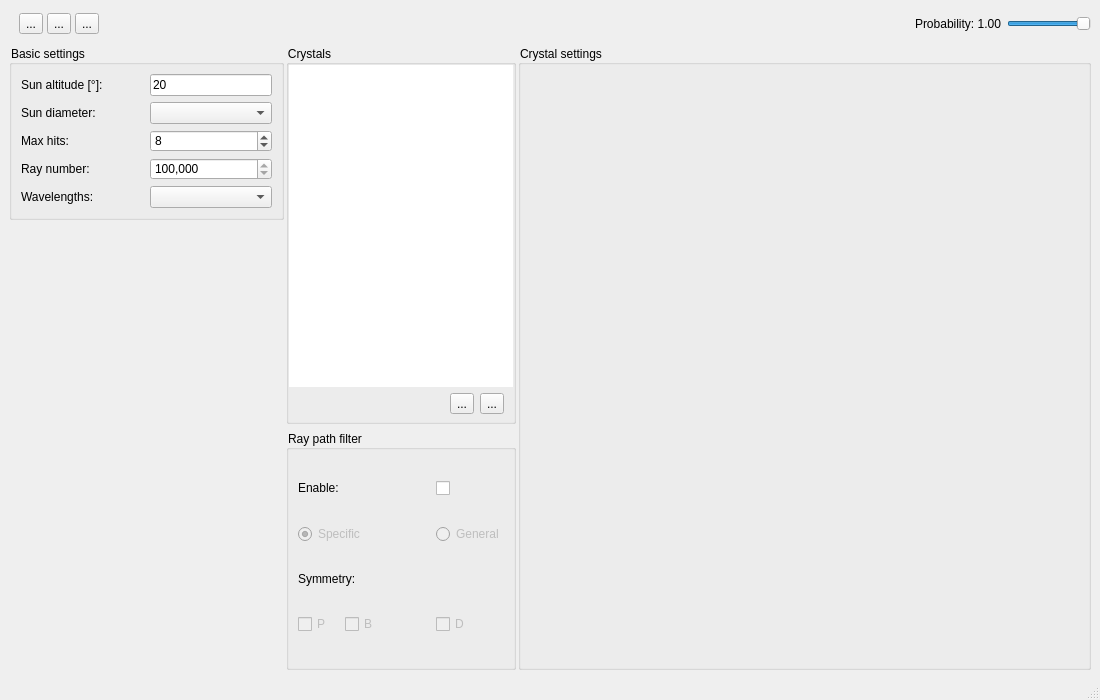
The window that cpp/FastHalo/mainwindow.ui (LoveDaisy/ice_halo_sim) describes before a commit, drawn with Qt 5.
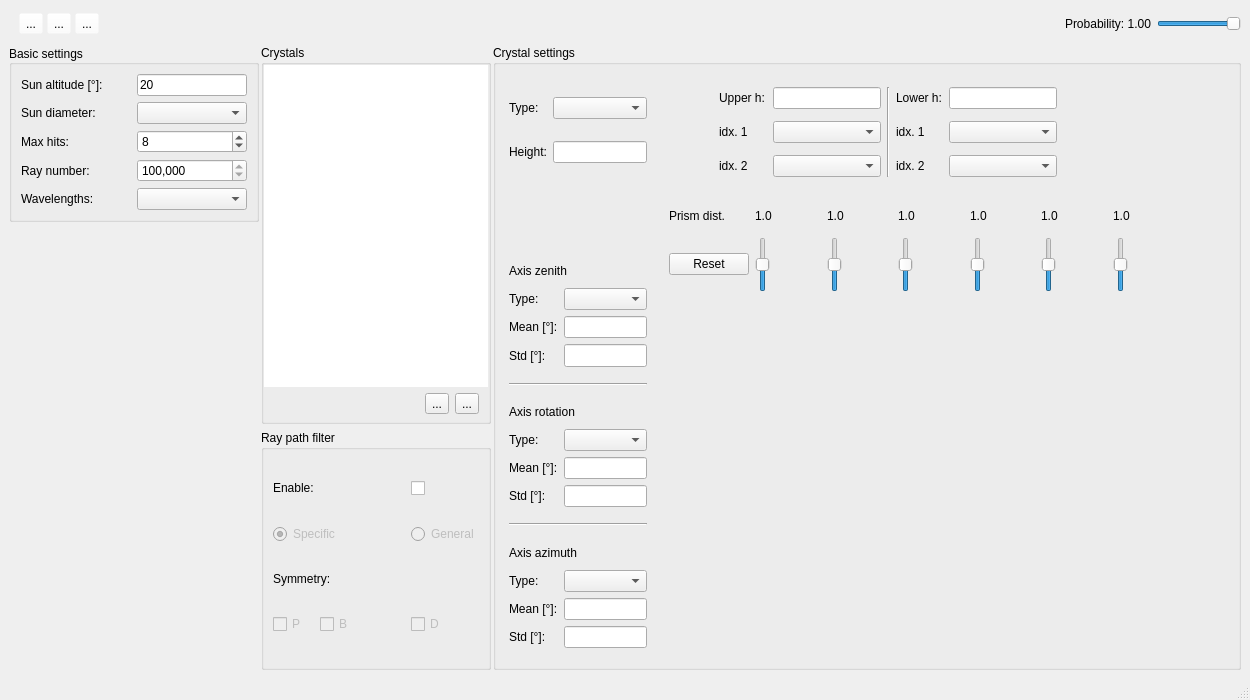
The same window after the commit.

What changed in the file:
```diff
--- a/cpp/FastHalo/mainwindow.ui
+++ b/cpp/FastHalo/mainwindow.ui
@@ -6,7 +6,7 @@
    <rect>
     <x>0</x>
     <y>0</y>
-    <width>1100</width>
+    <width>1250</width>
     <height>700</height>
    </rect>
   </property>
@@ -14,13 +14,7 @@
    <string>FastHalo</string>
   </property>
   <property name="styleSheet">
-   <string notr="true">QMainWindow QGroupBox::title {
-	font-size: 11px;
-}
-
-QMainWindow QGroupBox {
-	border-width: 5px 2px;
-}</string>
+   <string notr="true"/>
   </property>
   <widget class="QWidget" name="centralwidget">
    <property name="styleSheet">
@@ -147,10 +141,7 @@
        </palette>
       </property>
       <property name="styleSheet">
-       <string notr="true">QFrame#toolbarFrame {
-	background-color: rgba(255, 255, 255, 0);
-	border-width: 0px;
-}</string>
+       <string notr="true"/>
       </property>
       <property name="frameShape">
        <enum>QFrame::StyledPanel</enum>
@@ -297,7 +288,7 @@
       </property>
       <property name="minimumSize">
        <size>
-        <width>275</width>
+        <width>250</width>
         <height>0</height>
        </size>
       </property>
@@ -443,111 +434,12 @@
       </layout>
      </widget>
     </item>
-    <item row="1" column="1">
-     <widget class="QGroupBox" name="crystalsGroup">
-      <property name="sizePolicy">
-       <sizepolicy hsizetype="Preferred" vsizetype="Preferred">
-        <horstretch>0</horstretch>
-        <verstretch>0</verstretch>
-       </sizepolicy>
-      </property>
-      <property name="minimumSize">
-       <size>
-        <width>0</width>
-        <height>0</height>
-       </size>
-      </property>
-      <property name="maximumSize">
-       <size>
-        <width>230</width>
-        <height>16777215</height>
-       </size>
-      </property>
-      <property name="title">
-       <string>Crystals</string>
-      </property>
-      <layout class="QVBoxLayout" name="verticalLayout">
-       <property name="spacing">
-        <number>2</number>
-       </property>
-       <property name="leftMargin">
-        <number>0</number>
-       </property>
-       <property name="topMargin">
-        <number>0</number>
-       </property>
-       <property name="rightMargin">
-        <number>0</number>
-       </property>
-       <property name="bottomMargin">
-        <number>2</number>
-       </property>
-       <item>
-        <widget class="QTableView" name="crystalsTable">
-         <property name="sizePolicy">
-          <sizepolicy hsizetype="Expanding" vsizetype="Expanding">
-           <horstretch>0</horstretch>
-           <verstretch>0</verstretch>
-          </sizepolicy>
-         </property>
-         <property name="frameShape">
-          <enum>QFrame::NoFrame</enum>
-         </property>
-         <property name="frameShadow">
-          <enum>QFrame::Plain</enum>
-         </property>
-        </widget>
-       </item>
-       <item alignment="Qt::AlignRight">
-        <widget class="QFrame" name="crystalsButtonFrame">
-         <property name="minimumSize">
-          <size>
-           <width>30</width>
-           <height>30</height>
-          </size>
-         </property>
-         <property name="frameShape">
-          <enum>QFrame::NoFrame</enum>
-         </property>
-         <property name="frameShadow">
-          <enum>QFrame::Plain</enum>
-         </property>
-         <layout class="QHBoxLayout" name="horizontalLayout_2">
-          <property name="leftMargin">
-           <number>12</number>
-          </property>
-          <property name="topMargin">
-           <number>0</number>
-          </property>
-          <property name="bottomMargin">
-           <number>0</number>
-          </property>
-          <item>
-           <widget class="QToolButton" name="crystalsRemoveButton">
-            <property name="text">
-             <string>...</string>
-            </property>
-           </widget>
-          </item>
-          <item>
-           <widget class="QToolButton" name="crystalsAddButton">
-            <property name="text">
-             <string>...</string>
-            </property>
-           </widget>
-          </item>
-         </layout>
-        </widget>
-       </item>
-      </layout>
-     </widget>
-    </item>
     <item row="1" column="2" rowspan="3" colspan="4">
      <widget class="QGroupBox" name="crystalSettingGroup">
       <property name="sizePolicy">
-       <sizepolicy hsizetype="Expanding" vsizetype="MinimumExpanding">
+       <sizepolicy hsizetype="Expanding" vsizetype="Expanding">
         <horstretch>1</horstretch>
-        <verstretch>0</verstretch>
+        <verstretch>1</verstretch>
        </sizepolicy>
       </property>
       <property name="minimumSize">
@@ -559,9 +451,883 @@
       <property name="title">
        <string>Crystal settings</string>
       </property>
+      <widget class="QWidget" name="crystalTypePanel" native="true">
+       <property name="enabled">
+        <bool>true</bool>
+       </property>
+       <property name="geometry">
+        <rect>
+         <x>10</x>
+         <y>30</y>
+         <width>150</width>
+         <height>111</height>
+        </rect>
+       </property>
+       <property name="sizePolicy">
+        <sizepolicy hsizetype="Minimum" vsizetype="Minimum">
+         <horstretch>0</horstretch>
+         <verstretch>0</verstretch>
+        </sizepolicy>
+       </property>
+       <property name="minimumSize">
+        <size>
+         <width>0</width>
+         <height>0</height>
+        </size>
+       </property>
+       <property name="maximumSize">
+        <size>
+         <width>180</width>
+         <height>16777215</height>
+        </size>
+       </property>
+       <layout class="QGridLayout" name="gridLayout_4">
+        <property name="leftMargin">
+         <number>6</number>
+        </property>
+        <property name="topMargin">
+         <number>6</number>
+        </property>
+        <property name="rightMargin">
+         <number>6</number>
+        </property>
+        <property name="bottomMargin">
+         <number>6</number>
+        </property>
+        <item row="1" column="0">
+         <widget class="QLabel" name="crystalHeightLabel">
+          <property name="text">
+           <string>Height:</string>
+          </property>
+         </widget>
+        </item>
+        <item row="0" column="0">
+         <widget class="QLabel" name="crystalTypeLabel">
+          <property name="text">
+           <string>Type:</string>
+          </property>
+         </widget>
+        </item>
+        <item row="1" column="1" colspan="2">
+         <widget class="QLineEdit" name="crystalHeightEdit">
+          <property name="sizePolicy">
+           <sizepolicy hsizetype="Preferred" vsizetype="Fixed">
+            <horstretch>0</horstretch>
+            <verstretch>0</verstretch>
+           </sizepolicy>
+          </property>
+         </widget>
+        </item>
+        <item row="0" column="1" colspan="2">
+         <widget class="QComboBox" name="crystalTypeComboBox"/>
+        </item>
+       </layout>
+      </widget>
+      <widget class="QWidget" name="crystalAxisPanel" native="true">
+       <property name="geometry">
+        <rect>
+         <x>10</x>
+         <y>209</y>
+         <width>150</width>
+         <height>400</height>
+        </rect>
+       </property>
+       <property name="sizePolicy">
+        <sizepolicy hsizetype="Minimum" vsizetype="Preferred">
+         <horstretch>0</horstretch>
+         <verstretch>0</verstretch>
+        </sizepolicy>
+       </property>
+       <property name="minimumSize">
+        <size>
+         <width>0</width>
+         <height>0</height>
+        </size>
+       </property>
+       <property name="maximumSize">
+        <size>
+         <width>180</width>
+         <height>16777215</height>
+        </size>
+       </property>
+       <layout class="QGridLayout" name="gridLayout_5">
+        <property name="leftMargin">
+         <number>6</number>
+        </property>
+        <property name="topMargin">
+         <number>6</number>
+        </property>
+        <property name="rightMargin">
+         <number>6</number>
+        </property>
+        <property name="bottomMargin">
+         <number>6</number>
+        </property>
+        <item row="0" column="0" colspan="2">
+         <widget class="QLabel" name="axisZenithLabel">
+          <property name="sizePolicy">
+           <sizepolicy hsizetype="Preferred" vsizetype="Preferred">
+            <horstretch>0</horstretch>
+            <verstretch>0</verstretch>
+           </sizepolicy>
+          </property>
+          <property name="text">
+           <string>Axis zenith</string>
+          </property>
+         </widget>
+        </item>
+        <item row="1" column="0">
+         <widget class="QLabel" name="axisZenithTypeLabel">
+          <property name="sizePolicy">
+           <sizepolicy hsizetype="Preferred" vsizetype="Preferred">
+            <horstretch>0</horstretch>
+            <verstretch>0</verstretch>
+           </sizepolicy>
+          </property>
+          <property name="text">
+           <string>Type:</string>
+          </property>
+         </widget>
+        </item>
+        <item row="1" column="1">
+         <widget class="QComboBox" name="axisZenithTypeComboBox">
+          <property name="sizePolicy">
+           <sizepolicy hsizetype="Preferred" vsizetype="Preferred">
+            <horstretch>0</horstretch>
+            <verstretch>0</verstretch>
+           </sizepolicy>
+          </property>
+         </widget>
+        </item>
+        <item row="2" column="0">
+         <widget class="QLabel" name="axisZenithMeanLabel">
+          <property name="sizePolicy">
+           <sizepolicy hsizetype="Preferred" vsizetype="Preferred">
+            <horstretch>0</horstretch>
+            <verstretch>0</verstretch>
+           </sizepolicy>
+          </property>
+          <property name="text">
+           <string>Mean [°]:</string>
+          </property>
+         </widget>
+        </item>
+        <item row="2" column="1">
+         <widget class="QLineEdit" name="axisZenithMeanEdit">
+          <property name="sizePolicy">
+           <sizepolicy hsizetype="Preferred" vsizetype="Preferred">
+            <horstretch>0</horstretch>
+            <verstretch>0</verstretch>
+           </sizepolicy>
+          </property>
+         </widget>
+        </item>
+        <item row="3" column="0">
+         <widget class="QLabel" name="axisZenithStdLabel">
+          <property name="sizePolicy">
+           <sizepolicy hsizetype="Preferred" vsizetype="Preferred">
+            <horstretch>0</horstretch>
+            <verstretch>0</verstretch>
+           </sizepolicy>
+          </property>
+          <property name="text">
+           <string>Std [°]:</string>
+          </property>
+         </widget>
+        </item>
+        <item row="3" column="1">
+         <widget class="QLineEdit" name="axisZenithStdEdit">
+          <property name="sizePolicy">
+           <sizepolicy hsizetype="Preferred" vsizetype="Preferred">
+            <horstretch>0</horstretch>
+            <verstretch>0</verstretch>
+           </sizepolicy>
+          </property>
+         </widget>
+        </item>
+        <item row="4" column="0" colspan="2">
+         <widget class="Line" name="line">
+          <property name="sizePolicy">
+           <sizepolicy hsizetype="Minimum" vsizetype="Preferred">
+            <horstretch>0</horstretch>
+            <verstretch>0</verstretch>
+           </sizepolicy>
+          </property>
+          <property name="orientation">
+           <enum>Qt::Horizontal</enum>
+          </property>
+         </widget>
+        </item>
+        <item row="5" column="0" colspan="2">
+         <widget class="QLabel" name="axisRollLabel">
+          <property name="sizePolicy">
+           <sizepolicy hsizetype="Preferred" vsizetype="Preferred">
+            <horstretch>0</horstretch>
+            <verstretch>0</verstretch>
+           </sizepolicy>
+          </property>
+          <property name="text">
+           <string>Axis rotation</string>
+          </property>
+         </widget>
+        </item>
+        <item row="6" column="0">
+         <widget class="QLabel" name="axisRollTypeLabel">
+          <property name="sizePolicy">
+           <sizepolicy hsizetype="Preferred" vsizetype="Preferred">
+            <horstretch>0</horstretch>
+            <verstretch>0</verstretch>
+           </sizepolicy>
+          </property>
+          <property name="text">
+           <string>Type:</string>
+          </property>
+         </widget>
+        </item>
+        <item row="6" column="1">
+         <widget class="QComboBox" name="axisRollTypeComboBox">
+          <property name="sizePolicy">
+           <sizepolicy hsizetype="Preferred" vsizetype="Preferred">
+            <horstretch>0</horstretch>
+            <verstretch>0</verstretch>
+           </sizepolicy>
+          </property>
+         </widget>
+        </item>
+        <item row="7" column="0">
+         <widget class="QLabel" name="axisRollMeanLabel">
+          <property name="sizePolicy">
+           <sizepolicy hsizetype="Preferred" vsizetype="Preferred">
+            <horstretch>0</horstretch>
+            <verstretch>0</verstretch>
+           </sizepolicy>
+          </property>
+          <property name="text">
+           <string>Mean [°]:</string>
+          </property>
+         </widget>
+        </item>
+        <item row="7" column="1">
+         <widget class="QLineEdit" name="axisRollMeanEdit">
+          <property name="sizePolicy">
+           <sizepolicy hsizetype="Preferred" vsizetype="Preferred">
+            <horstretch>0</horstretch>
+            <verstretch>0</verstretch>
+           </sizepolicy>
+          </property>
+         </widget>
+        </item>
+        <item row="8" column="0">
+         <widget class="QLabel" name="axisRollStdLabel">
+          <property name="sizePolicy">
+           <sizepolicy hsizetype="Preferred" vsizetype="Preferred">
+            <horstretch>0</horstretch>
+            <verstretch>0</verstretch>
+           </sizepolicy>
+          </property>
+          <property name="text">
+           <string>Std [°]:</string>
+          </property>
+         </widget>
+        </item>
+        <item row="8" column="1">
+         <widget class="QLineEdit" name="axisRollStdEdit">
+          <property name="sizePolicy">
+           <sizepolicy hsizetype="Preferred" vsizetype="Preferred">
+            <horstretch>0</horstretch>
+            <verstretch>0</verstretch>
+           </sizepolicy>
+          </property>
+         </widget>
+        </item>
+        <item row="9" column="0" colspan="2">
+         <widget class="Line" name="line_2">
+          <property name="sizePolicy">
+           <sizepolicy hsizetype="Minimum" vsizetype="Preferred">
+            <horstretch>0</horstretch>
+            <verstretch>0</verstretch>
+           </sizepolicy>
+          </property>
+          <property name="orientation">
+           <enum>Qt::Horizontal</enum>
+          </property>
+         </widget>
+        </item>
+        <item row="10" column="0" colspan="2">
+         <widget class="QLabel" name="axisAzimuthLabel">
+          <property name="sizePolicy">
+           <sizepolicy hsizetype="Preferred" vsizetype="Preferred">
+            <horstretch>0</horstretch>
+            <verstretch>0</verstretch>
+           </sizepolicy>
+          </property>
+          <property name="text">
+           <string>Axis azimuth</string>
+          </property>
+         </widget>
+        </item>
+        <item row="11" column="0">
+         <widget class="QLabel" name="axisAzimuthTypeLabel">
+          <property name="sizePolicy">
+           <sizepolicy hsizetype="Preferred" vsizetype="Preferred">
+            <horstretch>0</horstretch>
+            <verstretch>0</verstretch>
+           </sizepolicy>
+          </property>
+          <property name="text">
+           <string>Type:</string>
+          </property>
+         </widget>
+        </item>
+        <item row="11" column="1">
+         <widget class="QComboBox" name="axisAzimuthTypeComboBox">
+          <property name="sizePolicy">
+           <sizepolicy hsizetype="Preferred" vsizetype="Preferred">
+            <horstretch>0</horstretch>
+            <verstretch>0</verstretch>
+           </sizepolicy>
+          </property>
+         </widget>
+        </item>
+        <item row="12" column="0">
+         <widget class="QLabel" name="axisAzimuthMeanLabel">
+          <property name="sizePolicy">
+           <sizepolicy hsizetype="Preferred" vsizetype="Preferred">
+            <horstretch>0</horstretch>
+            <verstretch>0</verstretch>
+           </sizepolicy>
+          </property>
+          <property name="text">
+           <string>Mean [°]:</string>
+          </property>
+         </widget>
+        </item>
+        <item row="12" column="1">
+         <widget class="QLineEdit" name="axisAzimuthMeanEdit">
+          <property name="sizePolicy">
+           <sizepolicy hsizetype="Preferred" vsizetype="Preferred">
+            <horstretch>0</horstretch>
+            <verstretch>0</verstretch>
+           </sizepolicy>
+          </property>
+         </widget>
+        </item>
+        <item row="13" column="0">
+         <widget class="QLabel" name="axisAzimuthStdLabel">
+          <property name="sizePolicy">
+           <sizepolicy hsizetype="Preferred" vsizetype="Preferred">
+            <horstretch>0</horstretch>
+            <verstretch>0</verstretch>
+           </sizepolicy>
+          </property>
+          <property name="text">
+           <string>Std [°]:</string>
+          </property>
+         </widget>
+        </item>
+        <item row="13" column="1">
+         <widget class="QLineEdit" name="axisAzimuthStdEdit">
+          <property name="sizePolicy">
+           <sizepolicy hsizetype="Expanding" vsizetype="Preferred">
+            <horstretch>0</horstretch>
+            <verstretch>0</verstretch>
+           </sizepolicy>
+          </property>
+         </widget>
+        </item>
+       </layout>
+      </widget>
+      <widget class="QWidget" name="crystalPrismDistancePanel" native="true">
+       <property name="geometry">
+        <rect>
+         <x>170</x>
+         <y>150</y>
+         <width>521</width>
+         <height>111</height>
+        </rect>
+       </property>
+       <property name="sizePolicy">
+        <sizepolicy hsizetype="Preferred" vsizetype="Minimum">
+         <horstretch>0</horstretch>
+         <verstretch>0</verstretch>
+        </sizepolicy>
+       </property>
+       <layout class="QGridLayout" name="gridLayout_3">
+        <property name="leftMargin">
+         <number>6</number>
+        </property>
+        <property name="topMargin">
+         <number>6</number>
+        </property>
+        <property name="rightMargin">
+         <number>6</number>
+        </property>
+        <property name="bottomMargin">
+         <number>6</number>
+        </property>
+        <item row="0" column="0">
+         <widget class="QLabel" name="crystalPrismDistanceTitle">
+          <property name="minimumSize">
+           <size>
+            <width>0</width>
+            <height>0</height>
+           </size>
+          </property>
+          <property name="text">
+           <string>Prism dist.</string>
+          </property>
+         </widget>
+        </item>
+        <item row="0" column="1">
+         <widget class="QLabel" name="crystalPrismDistanceLabel1">
+          <property name="sizePolicy">
+           <sizepolicy hsizetype="Expanding" vsizetype="Fixed">
+            <horstretch>0</horstretch>
+            <verstretch>0</verstretch>
+           </sizepolicy>
+          </property>
+          <property name="minimumSize">
+           <size>
+            <width>25</width>
+            <height>0</height>
+           </size>
+          </property>
+          <property name="text">
+           <string>1.0</string>
+          </property>
+          <property name="alignment">
+           <set>Qt::AlignLeading|Qt::AlignLeft|Qt::AlignVCenter</set>
+          </property>
+         </widget>
+        </item>
+        <item row="0" column="2">
+         <widget class="QLabel" name="crystalPrismDistanceLabel2">
+          <property name="sizePolicy">
+           <sizepolicy hsizetype="Expanding" vsizetype="Fixed">
+            <horstretch>0</horstretch>
+            <verstretch>0</verstretch>
+           </sizepolicy>
+          </property>
+          <property name="minimumSize">
+           <size>
+            <width>25</width>
+            <height>0</height>
+           </size>
+          </property>
+          <property name="text">
+           <string>1.0</string>
+          </property>
+          <property name="alignment">
+           <set>Qt::AlignLeading|Qt::AlignLeft|Qt::AlignVCenter</set>
+          </property>
+         </widget>
+        </item>
+        <item row="0" column="3">
+         <widget class="QLabel" name="crystalPrismDistanceLabel3">
+          <property name="sizePolicy">
+           <sizepolicy hsizetype="Expanding" vsizetype="Fixed">
+            <horstretch>0</horstretch>
+            <verstretch>0</verstretch>
+           </sizepolicy>
+          </property>
+          <property name="minimumSize">
+           <size>
+            <width>25</width>
+            <height>0</height>
+           </size>
+          </property>
+          <property name="text">
+           <string>1.0</string>
+          </property>
+          <property name="alignment">
+           <set>Qt::AlignLeading|Qt::AlignLeft|Qt::AlignVCenter</set>
+          </property>
+         </widget>
+        </item>
+        <item row="0" column="4">
+         <widget class="QLabel" name="crystalPrismDistanceLabel4">
+          <property name="sizePolicy">
+           <sizepolicy hsizetype="Expanding" vsizetype="Fixed">
+            <horstretch>0</horstretch>
+            <verstretch>0</verstretch>
+           </sizepolicy>
+          </property>
+          <property name="minimumSize">
+           <size>
+            <width>25</width>
+            <height>0</height>
+           </size>
+          </property>
+          <property name="text">
+           <string>1.0</string>
+          </property>
+          <property name="alignment">
+           <set>Qt::AlignLeading|Qt::AlignLeft|Qt::AlignVCenter</set>
+          </property>
+         </widget>
+        </item>
+        <item row="0" column="5">
+         <widget class="QLabel" name="crystalPrismDistanceLabel5">
+          <property name="sizePolicy">
+           <sizepolicy hsizetype="Expanding" vsizetype="Fixed">
+            <horstretch>0</horstretch>
+            <verstretch>0</verstretch>
+           </sizepolicy>
+          </property>
+          <property name="minimumSize">
+           <size>
+            <width>25</width>
+            <height>0</height>
+           </size>
+          </property>
+          <property name="text">
+           <string>1.0</string>
+          </property>
+          <property name="alignment">
+           <set>Qt::AlignLeading|Qt::AlignLeft|Qt::AlignVCenter</set>
+          </property>
+         </widget>
+        </item>
+        <item row="0" column="6">
+         <widget class="QLabel" name="crystalPrismDistanceLabel6">
+          <property name="sizePolicy">
+           <sizepolicy hsizetype="Expanding" vsizetype="Fixed">
+            <horstretch>0</horstretch>
+            <verstretch>0</verstretch>
+           </sizepolicy>
+          </property>
+          <property name="minimumSize">
+           <size>
+            <width>25</width>
+            <height>0</height>
+           </size>
+          </property>
+          <property name="text">
+           <string>1.0</string>
+          </property>
+          <property name="alignment">
+           <set>Qt::AlignLeading|Qt::AlignLeft|Qt::AlignVCenter</set>
+          </property>
+         </widget>
+        </item>
+        <item row="1" column="1">
+         <widget class="QSlider" name="crystalPrismDistanceSlider1">
+          <property name="sizePolicy">
+           <sizepolicy hsizetype="Fixed" vsizetype="Preferred">
+            <horstretch>0</horstretch>
+            <verstretch>0</verstretch>
+           </sizepolicy>
+          </property>
+          <property name="maximumSize">
+           <size>
+            <width>16777215</width>
+            <height>55</height>
+           </size>
+          </property>
+          <property name="maximum">
+           <number>20</number>
+          </property>
+          <property name="value">
+           <number>10</number>
+          </property>
+          <property name="orientation">
+           <enum>Qt::Vertical</enum>
+          </property>
+         </widget>
+        </item>
+        <item row="1" column="2">
+         <widget class="QSlider" name="crystalPrismDistanceSlider2">
+          <property name="sizePolicy">
+           <sizepolicy hsizetype="Fixed" vsizetype="Preferred">
+            <horstretch>0</horstretch>
+            <verstretch>0</verstretch>
+           </sizepolicy>
+          </property>
+          <property name="maximumSize">
+           <size>
+            <width>16777215</width>
+            <height>55</height>
+           </size>
+          </property>
+          <property name="maximum">
+           <number>20</number>
+          </property>
+          <property name="value">
+           <number>10</number>
+          </property>
+          <property name="orientation">
+           <enum>Qt::Vertical</enum>
+          </property>
+         </widget>
+        </item>
+        <item row="1" column="3">
+         <widget class="QSlider" name="crystalPrismDistanceSlider3">
+          <property name="sizePolicy">
+           <sizepolicy hsizetype="Fixed" vsizetype="Preferred">
+            <horstretch>0</horstretch>
+            <verstretch>0</verstretch>
+           </sizepolicy>
+          </property>
+          <property name="maximumSize">
+           <size>
+            <width>16777215</width>
+            <height>55</height>
+           </size>
+          </property>
+          <property name="maximum">
+           <number>20</number>
+          </property>
+          <property name="value">
+           <number>10</number>
+          </property>
+          <property name="orientation">
+           <enum>Qt::Vertical</enum>
+          </property>
+         </widget>
+        </item>
+        <item row="1" column="4">
+         <widget class="QSlider" name="crystalPrismDistanceSlider4">
+          <property name="sizePolicy">
+           <sizepolicy hsizetype="Fixed" vsizetype="Preferred">
+            <horstretch>0</horstretch>
+            <verstretch>0</verstretch>
+           </sizepolicy>
+          </property>
+          <property name="maximumSize">
+           <size>
+            <width>16777215</width>
+            <height>55</height>
+           </size>
+          </property>
+          <property name="maximum">
+           <number>20</number>
+          </property>
+          <property name="value">
+           <number>10</number>
+          </property>
+          <property name="orientation">
+           <enum>Qt::Vertical</enum>
+          </property>
+         </widget>
+        </item>
+        <item row="1" column="5">
+         <widget class="QSlider" name="crystalPrismDistanceSlider5">
+          <property name="sizePolicy">
+           <sizepolicy hsizetype="Fixed" vsizetype="Preferred">
+            <horstretch>0</horstretch>
+            <verstretch>0</verstretch>
+           </sizepolicy>
+          </property>
+          <property name="maximumSize">
+           <size>
+            <width>16777215</width>
+            <height>55</height>
+           </size>
+          </property>
+          <property name="maximum">
+           <number>20</number>
+          </property>
+          <property name="value">
+           <number>10</number>
+          </property>
+          <property name="orientation">
+           <enum>Qt::Vertical</enum>
+          </property>
+         </widget>
+        </item>
+        <item row="1" column="6">
+         <widget class="QSlider" name="crystalPrismDistanceSlider6">
+          <property name="sizePolicy">
+           <sizepolicy hsizetype="Fixed" vsizetype="Preferred">
+            <horstretch>0</horstretch>
+            <verstretch>0</verstretch>
+           </sizepolicy>
+          </property>
+          <property name="maximumSize">
+           <size>
+            <width>16777215</width>
+            <height>55</height>
+           </size>
+          </property>
+          <property name="maximum">
+           <number>20</number>
+          </property>
+          <property name="value">
+           <number>10</number>
+          </property>
+          <property name="orientation">
+           <enum>Qt::Vertical</enum>
+          </property>
+         </widget>
+        </item>
+        <item row="1" column="0">
+         <widget class="QPushButton" name="crystalPrismDistanceResetButton">
+          <property name="sizePolicy">
+           <sizepolicy hsizetype="Fixed" vsizetype="Fixed">
+            <horstretch>0</horstretch>
+            <verstretch>0</verstretch>
+           </sizepolicy>
+          </property>
+          <property name="text">
+           <string>Reset</string>
+          </property>
+         </widget>
+        </item>
+       </layout>
+      </widget>
+      <widget class="QWidget" name="pyramidParameterPanel" native="true">
+       <property name="geometry">
+        <rect>
+         <x>220</x>
+         <y>30</y>
+         <width>350</width>
+         <height>117</height>
+        </rect>
+       </property>
+       <property name="sizePolicy">
+        <sizepolicy hsizetype="MinimumExpanding" vsizetype="Minimum">
+         <horstretch>0</horstretch>
+         <verstretch>0</verstretch>
+        </sizepolicy>
+       </property>
+       <property name="minimumSize">
+        <size>
+         <width>0</width>
+         <height>0</height>
+        </size>
+       </property>
+       <layout class="QGridLayout" name="gridLayout">
+        <property name="leftMargin">
+         <number>6</number>
+        </property>
+        <property name="topMargin">
+         <number>6</number>
+        </property>
+        <property name="rightMargin">
+         <number>6</number>
+        </property>
+        <property name="bottomMargin">
+         <number>6</number>
+        </property>
+        <item row="0" column="0">
+         <widget class="QLabel" name="upperHeightLabel">
+          <property name="text">
+           <string>Upper h:</string>
+          </property>
+         </widget>
+        </item>
+        <item row="0" column="1">
+         <widget class="QLineEdit" name="upperHeightEdit">
+          <property name="sizePolicy">
+           <sizepolicy hsizetype="Preferred" vsizetype="Fixed">
+            <horstretch>0</horstretch>
+            <verstretch>0</verstretch>
+           </sizepolicy>
+          </property>
+         </widget>
+        </item>
+        <item row="0" column="2" rowspan="3">
+         <widget class="Line" name="line_3">
+          <property name="orientation">
+           <enum>Qt::Vertical</enum>
+          </property>
+         </widget>
+        </item>
+        <item row="0" column="3">
+         <widget class="QLabel" name="lowerHeightLabel">
+          <property name="text">
+           <string>Lower h:</string>
+          </property>
+         </widget>
+        </item>
+        <item row="0" column="4">
+         <widget class="QLineEdit" name="lowerHeightEdit">
+          <property name="sizePolicy">
+           <sizepolicy hsizetype="Preferred" vsizetype="Fixed">
+            <horstretch>0</horstretch>
+            <verstretch>0</verstretch>
+           </sizepolicy>
+          </property>
+         </widget>
+        </item>
+        <item row="1" column="0">
+         <widget class="QLabel" name="upperMiller1Label">
+          <property name="text">
+           <string>idx. 1</string>
+          </property>
+         </widget>
+        </item>
+        <item row="1" column="1">
+         <widget class="QComboBox" name="upperMiller1ComboBox"/>
+        </item>
+        <item row="1" column="3">
+         <widget class="QLabel" name="lowerMiller1Label">
+          <property name="text">
+           <string>idx. 1</string>
+          </property>
+         </widget>
+        </item>
+        <item row="1" column="4">
+         <widget class="QComboBox" name="lowerMiller1ComboBox"/>
+        </item>
+        <item row="2" column="0">
+         <widget class="QLabel" name="upperMiller2Label">
+          <property name="text">
+           <string>idx. 2</string>
+          </property>
+         </widget>
+        </item>
+        <item row="2" column="1">
+         <widget class="QComboBox" name="upperMiller2ComboBox"/>
+        </item>
+        <item row="2" column="3">
+         <widget class="QLabel" name="lowerMiller2Label">
+          <property name="text">
+           <string>idx. 2</string>
+          </property>
+         </widget>
+        </item>
+        <item row="2" column="4">
+         <widget class="QComboBox" name="lowerMiller2ComboBox"/>
+        </item>
+       </layout>
+      </widget>
      </widget>
     </item>
-    <item row="2" column="1" rowspan="2">
+    <item row="3" column="3">
+     <widget class="QFrame" name="crystalTableToolFrame">
+      <property name="sizePolicy">
+       <sizepolicy hsizetype="Preferred" vsizetype="Fixed">
+        <horstretch>0</horstretch>
+        <verstretch>0</verstretch>
+       </sizepolicy>
+      </property>
+      <property name="frameShape">
+       <enum>QFrame::NoFrame</enum>
+      </property>
+      <property name="frameShadow">
+       <enum>QFrame::Plain</enum>
+      </property>
+      <layout class="QHBoxLayout" name="horizontalLayout">
+       <property name="spacing">
+        <number>6</number>
+       </property>
+       <property name="leftMargin">
+        <number>0</number>
+       </property>
+       <property name="topMargin">
+        <number>0</number>
+       </property>
+       <property name="rightMargin">
+        <number>0</number>
+       </property>
+       <property name="bottomMargin">
+        <number>9</number>
+       </property>
+      </layout>
+     </widget>
+    </item>
+    <item row="3" column="1">
      <widget class="QGroupBox" name="filterSettingGroup">
       <property name="sizePolicy">
        <sizepolicy hsizetype="Fixed" vsizetype="Preferred">
@@ -668,23 +1434,32 @@
       </layout>
      </widget>
     </item>
-    <item row="3" column="3">
-     <widget class="QFrame" name="crystalTableToolFrame">
+    <item row="1" column="1" rowspan="2">
+     <widget class="QGroupBox" name="crystalsGroup">
       <property name="sizePolicy">
-       <sizepolicy hsizetype="Preferred" vsizetype="Fixed">
+       <sizepolicy hsizetype="Preferred" vsizetype="Expanding">
         <horstretch>0</horstretch>
         <verstretch>0</verstretch>
        </sizepolicy>
       </property>
-      <property name="frameShape">
-       <enum>QFrame::NoFrame</enum>
+      <property name="minimumSize">
+       <size>
+        <width>0</width>
+        <height>0</height>
+       </size>
       </property>
-      <property name="frameShadow">
-       <enum>QFrame::Plain</enum>
+      <property name="maximumSize">
+       <size>
+        <width>230</width>
+        <height>16777215</height>
+       </size>
       </property>
-      <layout class="QHBoxLayout" name="horizontalLayout">
+      <property name="title">
+       <string>Crystals</string>
+      </property>
+      <layout class="QVBoxLayout" name="verticalLayout">
        <property name="spacing">
-        <number>6</number>
+        <number>2</number>
        </property>
        <property name="leftMargin">
         <number>0</number>
@@ -696,8 +1471,65 @@
         <number>0</number>
        </property>
        <property name="bottomMargin">
-        <number>9</number>
+        <number>2</number>
        </property>
+       <item>
+        <widget class="QTableView" name="crystalsTable">
+         <property name="sizePolicy">
+          <sizepolicy hsizetype="Expanding" vsizetype="Expanding">
+           <horstretch>0</horstretch>
+           <verstretch>0</verstretch>
+          </sizepolicy>
+         </property>
+         <property name="frameShape">
+          <enum>QFrame::NoFrame</enum>
+         </property>
+         <property name="frameShadow">
+          <enum>QFrame::Plain</enum>
+         </property>
+        </widget>
+       </item>
+       <item alignment="Qt::AlignRight">
+        <widget class="QFrame" name="crystalsButtonFrame">
+         <property name="minimumSize">
+          <size>
+           <width>30</width>
+           <height>30</height>
+          </size>
+         </property>
+         <property name="frameShape">
+          <enum>QFrame::NoFrame</enum>
+         </property>
+         <property name="frameShadow">
+          <enum>QFrame::Plain</enum>
+         </property>
+         <layout class="QHBoxLayout" name="horizontalLayout_2">
+          <property name="leftMargin">
+           <number>12</number>
+          </property>
+          <property name="topMargin">
+           <number>0</number>
+          </property>
+          <property name="bottomMargin">
+           <number>0</number>
+          </property>
+          <item>
+           <widget class="QToolButton" name="crystalsRemoveButton">
+            <property name="text">
+             <string>...</string>
+            </property>
+           </widget>
+          </item>
+          <item>
+           <widget class="QToolButton" name="crystalsAddButton">
+            <property name="text">
+             <string>...</string>
+            </property>
+           </widget>
+          </item>
+         </layout>
+        </widget>
+       </item>
       </layout>
      </widget>
     </item>
```
Left out of the diff: 6 changed lines with no effect on the pictures.
